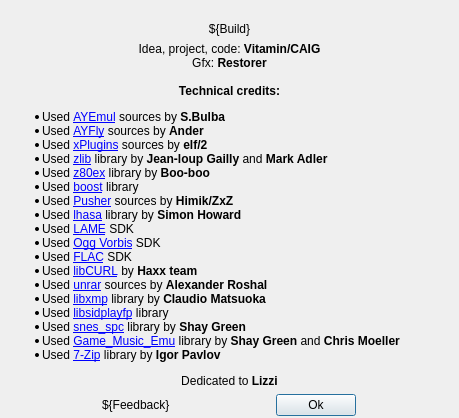
Old version of the form apps/zxtune-qt/ui/informational/aboutdialog.ui in the repository vitamin-caig/zxtune.
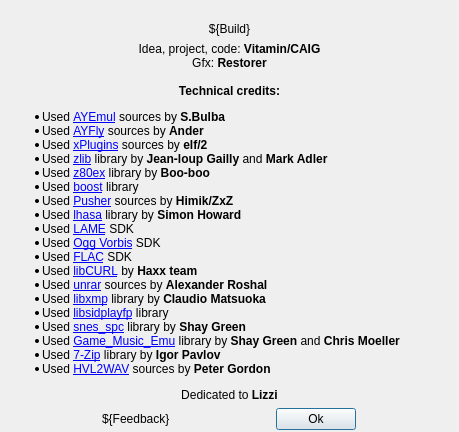
New version of the form. Icons and pictures are not drawn.

Commit message: zxtune-qt: update credits.

What changed in the file:
```diff
--- a/apps/zxtune-qt/ui/informational/aboutdialog.ui
+++ b/apps/zxtune-qt/ui/informational/aboutdialog.ui
@@ -89,6 +89,7 @@
 &lt;li&gt;Used &lt;a href=&quot;http://www.slack.net/~ant/&quot;&gt;snes_spc&lt;/a&gt; library by &lt;b&gt;Shay Green&lt;/b&gt;&lt;/li&gt;
 &lt;li&gt;Used &lt;a href=&quot;https://github.com/kode54/Game_Music_Emu&quot;&gt;Game_Music_Emu&lt;/a&gt; library by &lt;b&gt;Shay Green&lt;/b&gt; and &lt;b&gt;Chris Moeller&lt;/b&gt;&lt;/li&gt;
 &lt;li&gt;Used &lt;a href=&quot;http://www.7-zip.org/&quot;&gt;7-Zip&lt;/a&gt; library by &lt;b&gt;Igor Pavlov&lt;/b&gt;&lt;/li&gt;
+&lt;li&gt;Used &lt;a href=&quot;http://www.petergordon.org.uk/&quot;&gt;HVL2WAV&lt;/a&gt; sources by &lt;b&gt;Peter Gordon&lt;/b&gt;&lt;/li&gt;
 &lt;/ul&gt;
 
 &lt;center&gt;Dedicated to &lt;b&gt;Lizzi&lt;/b&gt;&lt;/center&gt;
```
The commit also changes 2 other files.
